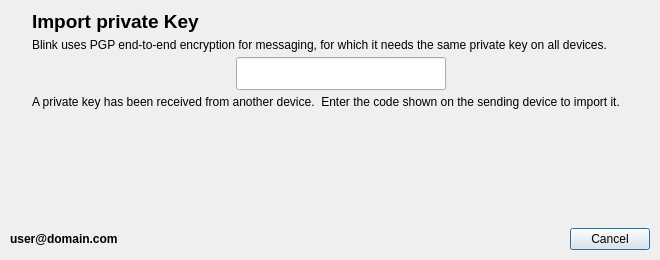
Before: the Qt Designer form resources/import_private_key_dialog.ui in AGProjects/blink-qt, drawn with Qt 5.
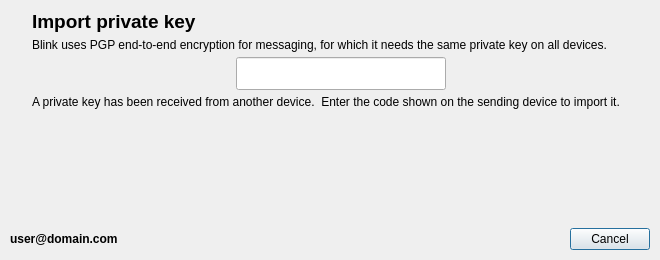
After: the same form once the commit is applied. Icons and pictures are not drawn.

Commit message: Improve PGP panels

```diff
--- a/resources/import_private_key_dialog.ui
+++ b/resources/import_private_key_dialog.ui
@@ -75,12 +75,11 @@
        <property name="font">
         <font>
          <pointsize>14</pointsize>
-         <weight>75</weight>
          <bold>true</bold>
         </font>
        </property>
        <property name="text">
-        <string>Import private Key</string>
+        <string>Import private key</string>
        </property>
       </widget>
      </item>
```
Left out of the diff: 4 changed lines with no effect on the pictures. The commit also changes 2 other files.
